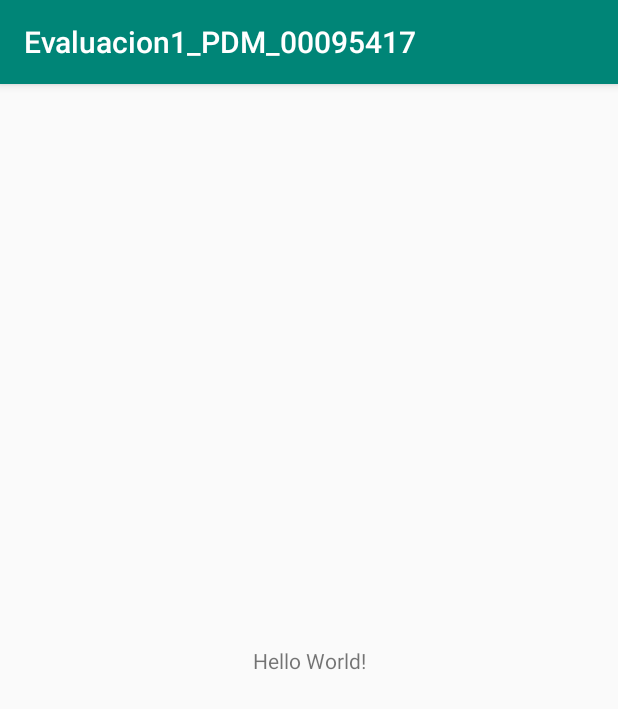
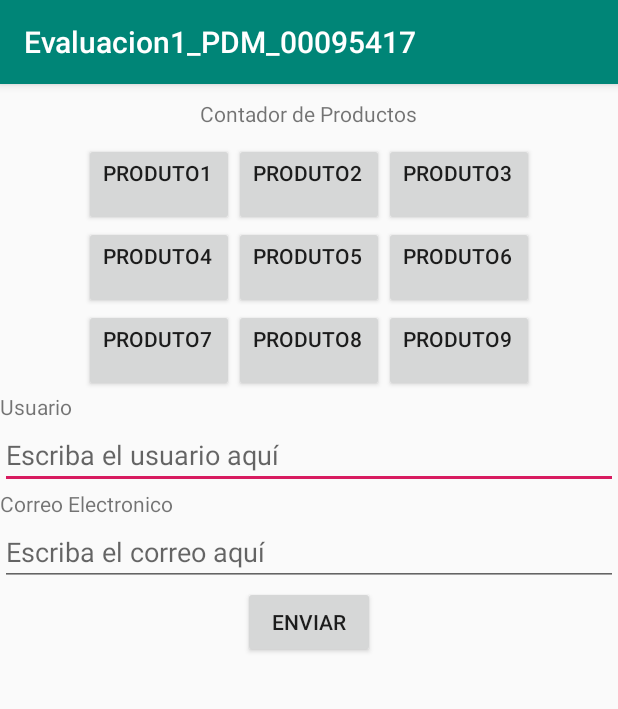
Before and after one commit to 00095417/Evaluacion1_PDM_00095417, an Android app: the screen it shows after launch (MainActivity), on a phone screen of 412 x 824 dp. Shown: the top 709 px of the screen. Run offline under Robolectric (Android 15) with nearby library versions, the phone set to English and light mode, and no system bars.

Commit message:
aumento de los contadores en los botones

```diff
--- a/app/build.gradle
+++ b/app/build.gradle
@@ -16,6 +16,10 @@ android {
             proguardFiles getDefaultProguardFile('proguard-android-optimize.txt'), 'proguard-rules.pro'
         }
     }
+    compileOptions {
+        sourceCompatibility = '1.8'
+        targetCompatibility = '1.8'
+    }
 }
 
 dependencies {
--- a/app/src/main/java/com/mario/evaluacion1_pdm_00095417/MainActivity.java
+++ b/app/src/main/java/com/mario/evaluacion1_pdm_00095417/MainActivity.java
@@ -1,13 +1,88 @@
 package com.mario.evaluacion1_pdm_00095417;
 
+import android.content.Intent;
 import android.support.v7.app.AppCompatActivity;
 import android.os.Bundle;
+import android.widget.Button;
+import android.widget.EditText;
 
 public class MainActivity extends AppCompatActivity {
+
+    Button btn1, btn2, btn3, btn4, btn5, btn6, btn7, btn8, btn9, btn_enviar;
+    int cont1 = 0, cont2 = 0, cont3 = 0, cont4 = 0, cont5 = 0, cont6 = 0, cont7 = 0, cont8 = 0, cont9 = 0;
+    EditText name, correo;
+    String text;
+
 
     @Override
     protected void onCreate(Bundle savedInstanceState) {
         super.onCreate(savedInstanceState);
         setContentView(R.layout.activity_main);
+
+        btn1 = findViewById(R.id.produc1);
+        btn2 = findViewById(R.id.produc2);
+        btn3 = findViewById(R.id.produc3);
+        btn4 = findViewById(R.id.produc4);
+        btn5 = findViewById(R.id.produc5);
+        btn6 = findViewById(R.id.produc6);
+        btn7 = findViewById(R.id.produc7);
+        btn8 = findViewById(R.id.produc8);
+        btn9 = findViewById(R.id.produc9);
+        btn_enviar = findViewById(R.id.btn_info);
+
+        name = findViewById(R.id.edit_usuario);
+        correo = findViewById(R.id.edit_correo);
+
+        btn1.setOnClickListener(v->{
+            cont1 += 1;
+            btn1.setText("Produto1 \n " + cont1);
+        });
+
+        btn2.setOnClickListener(v->{
+            cont2 += 1;
+            btn2.setText("Produto2 \n " + cont2);
+        });
+
+        btn3.setOnClickListener(v->{
+            cont3 += 1;
+            btn3.setText("Produto3 \n " + cont3);
+        });
+
+        btn4.setOnClickListener(v->{
+            cont4 += 1;
+            btn4.setText("Produto4 \n " + cont4);
+        });
+
+        btn5.setOnClickListener(v->{
+            cont5 += 1;
+            btn5.setText("Produto5 \n " + cont5);
+        });
+
+        btn6.setOnClickListener(v->{
+            cont6 += 1;
+            btn6.setText("Produto6 \n " + cont6);
+        });
+
+        btn7.setOnClickListener(v->{
+            cont7 += 1;
+            btn7.setText("Produto7 \n " + cont7);
+        });
+
+        btn8.setOnClickListener(v->{
+            cont8 += 1;
+            btn8.setText("Produto8 \n " + cont8);
+        });
+
+        btn9.setOnClickListener(v->{
+            cont9 += 1;
+            btn9.setText("Produto9 \n " + cont9);
+        });
+
+        btn_enviar.setOnClickListener(v->{
+
+            //Intent m_Intent = new Intent()
+
+        });
+
     }
 }
--- a/app/src/main/res/layout/activity_main.xml
+++ b/app/src/main/res/layout/activity_main.xml
@@ -1,18 +1,131 @@
 <?xml version="1.0" encoding="utf-8"?>
-<android.support.constraint.ConstraintLayout xmlns:android="http://schemas.android.com/apk/res/android"
-    xmlns:app="http://schemas.android.com/apk/res-auto"
+<LinearLayout xmlns:android="http://schemas.android.com/apk/res/android"
     xmlns:tools="http://schemas.android.com/tools"
     android:layout_width="match_parent"
     android:layout_height="match_parent"
+    android:orientation="vertical"
     tools:context=".MainActivity">
 
     <TextView
         android:layout_width="wrap_content"
         android:layout_height="wrap_content"
-        android:text="Hello World!"
-        app:layout_constraintBottom_toBottomOf="parent"
-        app:layout_constraintLeft_toLeftOf="parent"
-        app:layout_constraintRight_toRightOf="parent"
-        app:layout_constraintTop_toTopOf="parent" />
+        android:text="@string/produc_text"
+        android:layout_gravity="center"
+        android:layout_marginBottom="10dp"
+        android:layout_marginTop="10dp"/>
 
-</android.support.constraint.ConstraintLayout>
+    <LinearLayout
+        android:layout_width="wrap_content"
+        android:layout_height="wrap_content"
+        android:orientation="horizontal"
+        android:layout_gravity="center">
+
+        <Button
+            android:id="@+id/produc1"
+            android:layout_width="wrap_content"
+            android:layout_height="wrap_content"
+            android:text="Produto1 \n "/>
+
+        <Button
+            android:id="@+id/produc2"
+            android:layout_width="wrap_content"
+            android:layout_height="wrap_content"
+            android:text="Produto2 \n "/>
+
+        <Button
+            android:id="@+id/produc3"
+            android:layout_width="wrap_content"
+            android:layout_height="wrap_content"
+            android:text="Produto3 \n "/>
+
+    </LinearLayout>
+
+    <LinearLayout
+        android:layout_width="wrap_content"
+        android:layout_height="wrap_content"
+        android:orientation="horizontal"
+        android:layout_gravity="center">
+
+        <Button
+            android:id="@+id/produc4"
+            android:layout_width="wrap_content"
+            android:layout_height="wrap_content"
+            android:text="Produto4 \n "/>
+
+        <Button
+            android:id="@+id/produc5"
+            android:layout_width="wrap_content"
+            android:layout_height="wrap_content"
+            android:text="Produto5 \n "/>
+
+        <Button
+            android:id="@+id/produc6"
+            android:layout_width="wrap_content"
+            android:layout_height="wrap_content"
+            android:text="Produto6 \n "/>
+
+    </LinearLayout>
+
+    <LinearLayout
+        android:layout_width="wrap_content"
+        android:layout_height="wrap_content"
+        android:orientation="horizontal"
+        android:layout_gravity="center">
+
+        <Button
+            android:id="@+id/produc7"
+            android:layout_width="wrap_content"
+            android:layout_height="wrap_content"
+            android:text="Produto7 \n "/>
+
+        <Button
+            android:id="@+id/produc8"
+            android:layout_width="wrap_content"
+            android:layout_height="wrap_content"
+            android:text="Produto8 \n "/>
+
+        <Button
+            android:id="@+id/produc9"
+            android:layout_width="wrap_content"
+            android:layout_height="wrap_content"
+            android:text="Produto9 \n "/>
+
+    </LinearLayout>
+
+    <LinearLayout
+        android:layout_width="match_parent"
+        android:layout_height="wrap_content"
+        android:orientation="vertical">
+
+        <TextView
+            android:layout_width="wrap_content"
+            android:layout_height="wrap_content"
+            android:text="@string/usuario_text"/>
+
+        <EditText
+            android:id="@+id/edit_usuario"
+            android:layout_width="match_parent"
+            android:layout_height="wrap_content"
+            android:hint="@string/usuario_edit_text"/>
+
+        <TextView
+            android:layout_width="wrap_content"
+            android:layout_height="wrap_content"
+            android:text="@string/correo_text"/>
+
+        <EditText
+            android:id="@+id/edit_correo"
+            android:layout_width="match_parent"
+            android:layout_height="wrap_content"
+            android:hint="@string/correo_edit_text"/>
+
+        <Button
+            android:id="@+id/btn_info"
+            android:layout_width="wrap_content"
+            android:layout_height="wrap_content"
+            android:layout_gravity="center"
+            android:text="@string/enviar_text"/>
+
+    </LinearLayout>
+
+</LinearLayout>
--- a/app/src/main/res/values/strings.xml
+++ b/app/src/main/res/values/strings.xml
@@ -1,3 +1,9 @@
 <resources>
     <string name="app_name">Evaluacion1_PDM_00095417</string>
+    <string name="produc_text">Contador de Productos</string>
+    <string name="usuario_text">Usuario</string>
+    <string name="usuario_edit_text">Escriba el usuario aquí</string>
+    <string name="correo_text">Correo Electronico</string>
+    <string name="correo_edit_text">Escriba el correo aquí</string>
+    <string name="enviar_text">Enviar</string>
 </resources>
```
